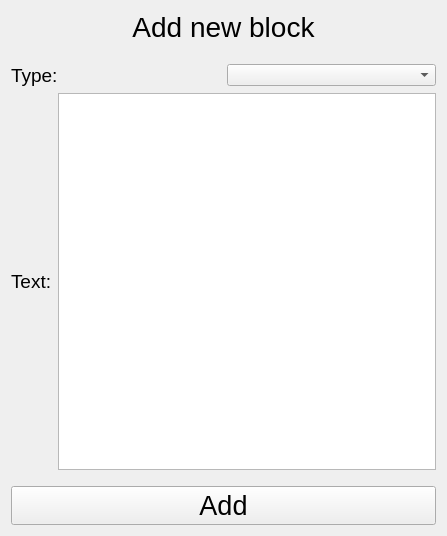
Above: client/MinderClient/newblockcreationwindow.ui from LDK28/Minder before the change. Below: the same form after it.
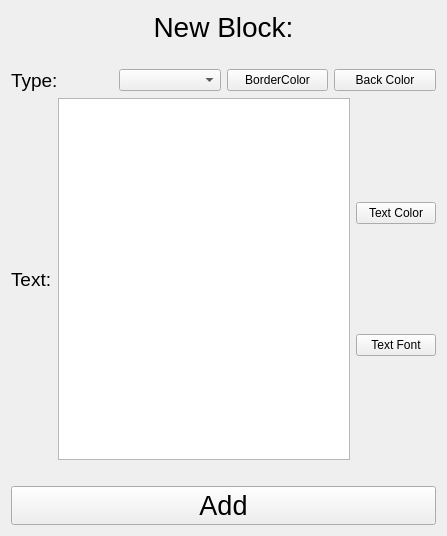
That is the form after the change.

Commit message: MVP: arrows, blocks, connections, minimal styles, necessary windows and field, etc

Diff of the .ui file:
```diff
--- a/client/MinderClient/newblockcreationwindow.ui
+++ b/client/MinderClient/newblockcreationwindow.ui
@@ -13,7 +13,7 @@
   <property name="windowTitle">
    <string>Form</string>
   </property>
-  <layout class="QVBoxLayout" name="verticalLayout">
+  <layout class="QVBoxLayout" name="verticalLayout_2">
    <item>
     <widget class="QLabel" name="labelTitle">
      <property name="font">
@@ -22,7 +22,7 @@
       </font>
      </property>
      <property name="text">
-      <string>Add new block</string>
+      <string>New Block:</string>
      </property>
      <property name="alignment">
       <set>Qt::AlignCenter</set>
@@ -38,18 +38,18 @@
       <enum>Qt::Vertical</enum>
      </property>
      <property name="sizeType">
-      <enum>QSizePolicy::Maximum</enum>
+      <enum>QSizePolicy::Minimum</enum>
      </property>
      <property name="sizeHint" stdset="0">
       <size>
        <width>15</width>
-       <height>15</height>
+       <height>20</height>
       </size>
      </property>
     </spacer>
    </item>
    <item>
-    <layout class="QHBoxLayout" name="horizontalLayout">
+    <layout class="QHBoxLayout" name="horizontalLayout_2">
      <item>
       <widget class="QLabel" name="labelType">
        <property name="font">
@@ -68,10 +68,24 @@
      <item>
       <widget class="QComboBox" name="comboBoxType"/>
      </item>
+     <item>
+      <widget class="QPushButton" name="btnBorderColor">
+       <property name="text">
+        <string>BorderColor</string>
+       </property>
+      </widget>
+     </item>
+     <item>
+      <widget class="QPushButton" name="btnBackgroudColor">
+       <property name="text">
+        <string>Back Color</string>
+       </property>
+      </widget>
+     </item>
     </layout>
    </item>
    <item>
-    <layout class="QHBoxLayout" name="horizontalLayout_2">
+    <layout class="QHBoxLayout" name="horizontalLayout">
      <item>
       <widget class="QLabel" name="labelText">
        <property name="font">
@@ -93,10 +107,28 @@
         <string/>
        </property>
        <property name="placeholderText">
-        <string>Type something...</string>
+        <string>Type your idea here...</string>
        </property>
       </widget>
      </item>
+     <item>
+      <layout class="QVBoxLayout" name="verticalLayout">
+       <item>
+        <widget class="QPushButton" name="btnTextColor">
+         <property name="text">
+          <string>Text Color</string>
+         </property>
+        </widget>
+       </item>
+       <item>
+        <widget class="QPushButton" name="btnTextFont">
+         <property name="text">
+          <string>Text Font</string>
+         </property>
+        </widget>
+       </item>
+      </layout>
+     </item>
     </layout>
    </item>
    <item>
@@ -105,12 +137,12 @@
       <enum>Qt::Vertical</enum>
      </property>
      <property name="sizeType">
-      <enum>QSizePolicy::Maximum</enum>
+      <enum>QSizePolicy::Minimum</enum>
      </property>
      <property name="sizeHint" stdset="0">
       <size>
-       <width>10</width>
-       <height>10</height>
+       <width>15</width>
+       <height>20</height>
       </size>
      </property>
     </spacer>
```
The commit also changes 32 other files.
